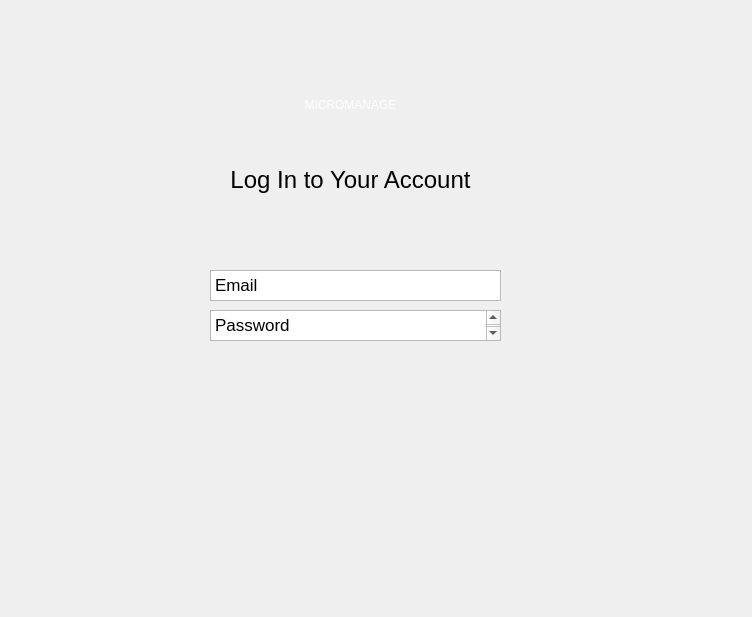
Before: the Qt Designer form King_Project/loginform.ui in greg-maceachern12/MicroManage, drawn with Qt 5.
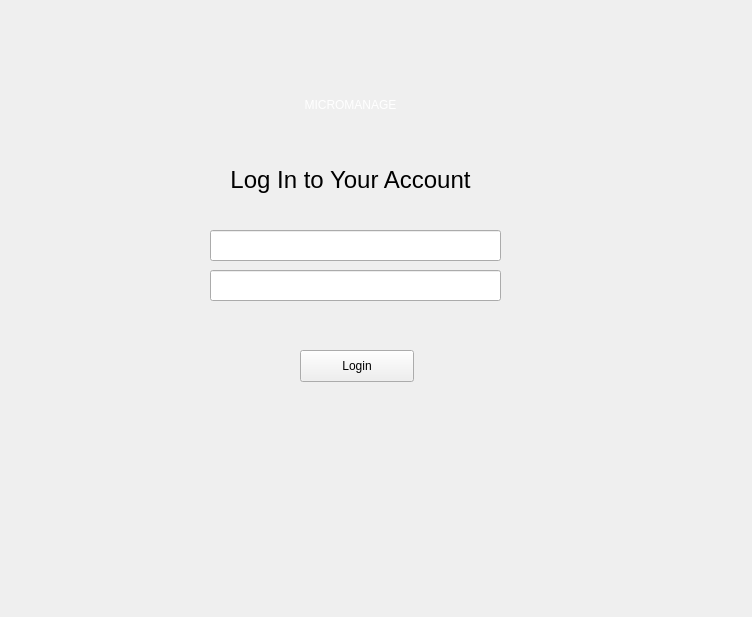
After: the same form once the commit is applied.

Diff of the .ui file:
```diff
--- a/King_Project/loginform.ui
+++ b/King_Project/loginform.ui
@@ -51,28 +51,33 @@
     <set>Qt::AlignCenter</set>
    </property>
   </widget>
-  <widget class="QTextEdit" name="textEdit_2">
+  <widget class="QPushButton" name="pushButton">
+   <property name="geometry">
+    <rect>
+     <x>300</x>
+     <y>350</y>
+     <width>114</width>
+     <height>32</height>
+    </rect>
+   </property>
+   <property name="text">
+    <string>Login</string>
+   </property>
+  </widget>
+  <widget class="QLineEdit" name="txtUser">
    <property name="geometry">
     <rect>
      <x>210</x>
-     <y>310</y>
+     <y>230</y>
      <width>291</width>
      <height>31</height>
     </rect>
    </property>
-   <property name="styleSheet">
-    <string notr="true">background-color: 'white';</string>
-   </property>
-   <property name="html">
-    <string>&lt;!DOCTYPE HTML PUBLIC &quot;-//W3C//DTD HTML 4.0//EN&quot; &quot;http://www.w3.org/TR/REC-html40/strict.dtd&quot;&gt;
-&lt;html&gt;&lt;head&gt;&lt;meta name=&quot;qrichtext&quot; content=&quot;1&quot; /&gt;&lt;style type=&quot;text/css&quot;&gt;
-p, li { white-space: pre-wrap; }
-&lt;/style&gt;&lt;/head&gt;&lt;body style=&quot; font-family:'.SF NS Text'; font-size:13pt; font-weight:400; font-style:normal;&quot;&gt;
-&lt;p style=&quot; margin-top:0px; margin-bottom:0px; margin-left:0px; margin-right:0px; -qt-block-indent:0; text-indent:0px;&quot;&gt;Password&lt;/p&gt;
-&lt;p style=&quot;-qt-paragraph-type:empty; margin-top:0px; margin-bottom:0px; margin-left:0px; margin-right:0px; -qt-block-indent:0; text-indent:0px;&quot;&gt;&lt;br /&gt;&lt;/p&gt;&lt;/body&gt;&lt;/html&gt;</string>
+   <property name="text">
+    <string/>
    </property>
   </widget>
-  <widget class="QTextEdit" name="textEdit">
+  <widget class="QLineEdit" name="txtPass">
    <property name="geometry">
     <rect>
      <x>210</x>
@@ -81,15 +86,8 @@
      <height>31</height>
     </rect>
    </property>
-   <property name="styleSheet">
-    <string notr="true">background-color: 'white';</string>
-   </property>
-   <property name="html">
-    <string>&lt;!DOCTYPE HTML PUBLIC &quot;-//W3C//DTD HTML 4.0//EN&quot; &quot;http://www.w3.org/TR/REC-html40/strict.dtd&quot;&gt;
-&lt;html&gt;&lt;head&gt;&lt;meta name=&quot;qrichtext&quot; content=&quot;1&quot; /&gt;&lt;style type=&quot;text/css&quot;&gt;
-p, li { white-space: pre-wrap; }
-&lt;/style&gt;&lt;/head&gt;&lt;body style=&quot; font-family:'.SF NS Text'; font-size:13pt; font-weight:400; font-style:normal;&quot;&gt;
-&lt;p style=&quot; margin-top:0px; margin-bottom:0px; margin-left:0px; margin-right:0px; -qt-block-indent:0; text-indent:0px;&quot;&gt;Email&lt;/p&gt;&lt;/body&gt;&lt;/html&gt;</string>
+   <property name="text">
+    <string/>
    </property>
   </widget>
  </widget>
```
